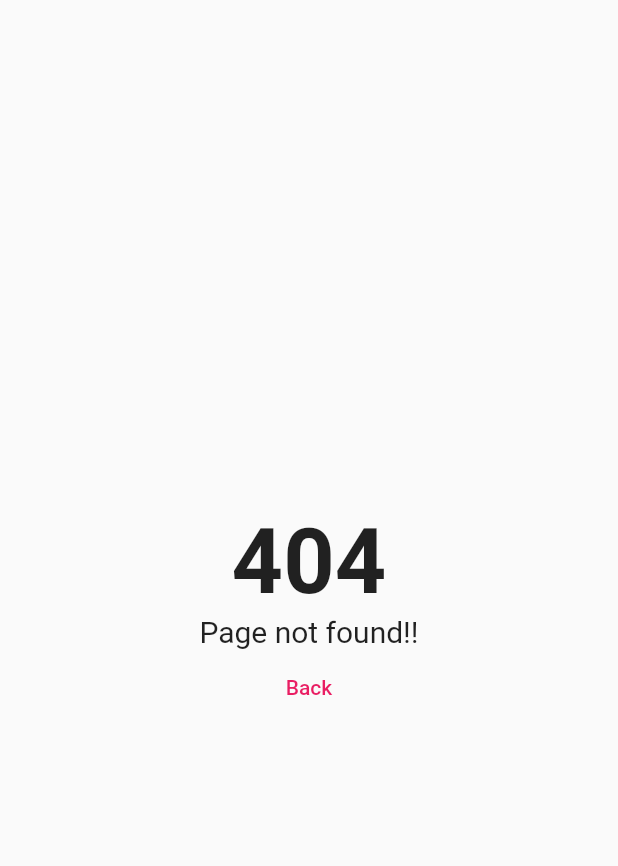
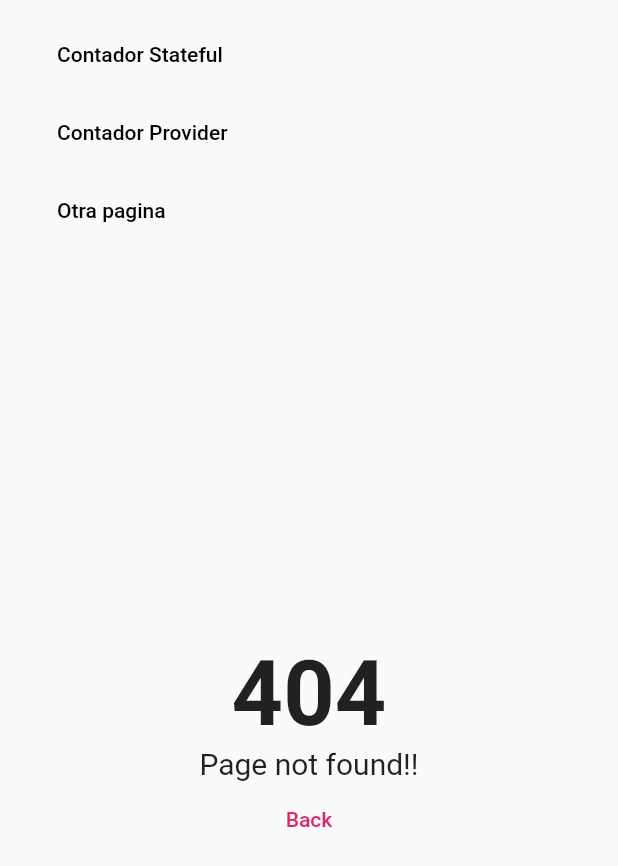
Before and after one commit to jcalderita/course-fh-flutter-web, a Flutter app: the screen it shows after launch, after a tap on "Otra pagina", on a phone screen of 412 x 824 dp. Shown: the top 866 px of the screen. Run offline on Flutter 3.47's test engine with Material 2 defaults, Android fonts, the phone set to English and light mode, and no system bars; our stand-ins replace get_it.

Commit message:
Complete module

```diff
--- /dev/null
+++ b/bases_web/lib/locator.dart
@@ -0,0 +1,6 @@
+import 'package:bases_web/services/navigation_service.dart';
+import 'package:get_it/get_it.dart';
+
+GetIt locator = GetIt.instance;
+
+void setupLocator() => locator.registerLazySingleton(() => NavigationService());
--- a/bases_web/lib/main.dart
+++ b/bases_web/lib/main.dart
@@ -1,14 +1,20 @@
+import 'package:bases_web/locator.dart';
 import 'package:bases_web/route/route_generator.dart';
+import 'package:bases_web/services/navigation_service.dart';
+import 'package:bases_web/ui/layout/main_layout_page.dart';
 import 'package:flutter/material.dart';
 
-void main() => runApp(const MyApp());
+void main() {
+  setupLocator();
+  runApp(const MyApp());
+}
 
 class MyApp extends StatelessWidget {
   const MyApp({Key? key}) : super(key: key);
 
   @override
   Widget build(BuildContext context) {
-    return const MaterialApp(
+    return MaterialApp(
       debugShowCheckedModeBanner: false,
       title: 'RutasApp',
       // routes: {
@@ -17,6 +23,11 @@ class MyApp extends StatelessWidget {
       // },
       initialRoute: '/stateful',
       onGenerateRoute: RouteGenerator.generateRoute,
+      navigatorKey: locator<NavigationService>().navigatorKey,
+      // navigatorKey: navigationService.navigatorKey,
+      builder: (_, child) => MainLayoutPage(
+        child: child!,
+      ),
     );
   }
 }
--- a/bases_web/lib/route/route_generator.dart
+++ b/bases_web/lib/route/route_generator.dart
@@ -1,6 +1,6 @@
-import 'package:bases_web/ui/pages/counter_page.dart';
-import 'package:bases_web/ui/pages/counter_provider_page.dart';
-import 'package:bases_web/ui/pages/page404.dart';
+import 'package:bases_web/ui/views/counter_provider_view.dart';
+import 'package:bases_web/ui/views/counter_view.dart';
+import 'package:bases_web/ui/views/view404.dart';
 import 'package:flutter/cupertino.dart';
 import 'package:flutter/foundation.dart' show kIsWeb;
 
@@ -8,12 +8,12 @@ class RouteGenerator {
   static Route<dynamic> generateRoute(RouteSettings settings) {
     switch (settings.name) {
       case '/stateful':
-        return _fadeRoute(const CounterPage(), '/stateful');
+        return _fadeRoute(const CounterView(), '/stateful');
       case '/provider':
-        return _fadeRoute(const CounterProviderPage(), '/provider');
+        return _fadeRoute(const CounterProviderView(), '/provider');
 
       default:
-        return _fadeRoute(const Page404(), '/404');
+        return _fadeRoute(const View404(), '/404');
     }
   }
 
--- /dev/null
+++ b/bases_web/lib/services/navigation_service.dart
@@ -0,0 +1,9 @@
+import 'package:flutter/cupertino.dart';
+
+class NavigationService {
+  final GlobalKey<NavigatorState> navigatorKey = GlobalKey<NavigatorState>();
+
+  Future navigateTo(String routename) => navigatorKey.currentState!.pushNamed(routename);
+
+  void goBack(String routename) => navigatorKey.currentState!.pop();
+}
--- /dev/null
+++ b/bases_web/lib/ui/layout/main_layout_page.dart
@@ -0,0 +1,24 @@
+import 'package:bases_web/ui/shared/custom_app_menu.dart';
+import 'package:flutter/material.dart';
+
+class MainLayoutPage extends StatelessWidget {
+  const MainLayoutPage({required this.child, Key? key}) : super(key: key);
+
+  final Widget child;
+
+  @override
+  Widget build(BuildContext context) {
+    return Scaffold(
+      body: Center(
+        child: Column(
+          children: [
+            const CustomAppMenu(),
+            const Spacer(),
+            Expanded(child: child),
+            const Spacer(),
+          ],
+        ),
+      ),
+    );
+  }
+}
--- a/bases_web/lib/ui/shared/custom_app_menu.dart
+++ b/bases_web/lib/ui/shared/custom_app_menu.dart
@@ -1,8 +1,20 @@
+import 'package:bases_web/locator.dart';
+import 'package:bases_web/services/navigation_service.dart';
 import 'package:bases_web/ui/shared/custom_flat_button.dart';
 import 'package:flutter/material.dart';
 
 class CustomAppMenu extends StatelessWidget {
   const CustomAppMenu({Key? key}) : super(key: key);
+
+  @override
+  Widget build(BuildContext context) => LayoutBuilder(
+      builder: (_, constraints) => constraints.maxWidth > 520 ? const _TableDesktopMenu() : const _MobileMenu());
+}
+
+class _TableDesktopMenu extends StatelessWidget {
+  const _TableDesktopMenu({
+    Key? key,
+  }) : super(key: key);
 
   @override
   Widget build(BuildContext context) {
@@ -16,7 +28,9 @@ class CustomAppMenu extends StatelessWidget {
         children: [
           CustomFlatButton(
             title: 'Contador Stateful',
-            onPressed: () => Navigator.pushNamed(context, '/stateful'),
+            // onPressed: () => Navigator.pushNamed(context, '/stateful'),
+            // onPressed: () => navigationService.navigateTo('/stateful'),
+            onPressed: () => locator<NavigationService>().navigateTo('/stateful'),
             color: Colors.black,
           ),
           const SizedBox(
@@ -24,7 +38,9 @@ class CustomAppMenu extends StatelessWidget {
           ),
           CustomFlatButton(
             title: 'Contador Provider',
-            onPressed: () => Navigator.pushNamed(context, '/provider'),
+            // onPressed: () => Navigator.pushNamed(context, '/provider'),
+            // onPressed: () => navigationService.navigateTo('/provider'),
+            onPressed: () => locator<NavigationService>().navigateTo('/provider'),
             color: Colors.black,
           ),
           const SizedBox(
@@ -32,7 +48,9 @@ class CustomAppMenu extends StatelessWidget {
           ),
           CustomFlatButton(
             title: 'Otra pagina',
-            onPressed: () => Navigator.pushNamed(context, '/aaa'),
+            // onPressed: () => Navigator.pushNamed(context, '/aaa'),
+            // onPressed: () => navigationService.navigateTo('/aaaa'),
+            onPressed: () => locator<NavigationService>().navigateTo('/aaaa'),
             color: Colors.black,
           ),
         ],
@@ -40,3 +58,52 @@ class CustomAppMenu extends StatelessWidget {
     );
   }
 }
+
+class _MobileMenu extends StatelessWidget {
+  const _MobileMenu({
+    Key? key,
+  }) : super(key: key);
+
+  @override
+  Widget build(BuildContext context) {
+    return Container(
+      padding: const EdgeInsets.symmetric(
+        vertical: 10.0,
+        horizontal: 20.0,
+      ),
+      width: double.infinity,
+      child: Column(
+        crossAxisAlignment: CrossAxisAlignment.start,
+        children: [
+          CustomFlatButton(
+            title: 'Contador Stateful',
+            // onPressed: () => Navigator.pushNamed(context, '/stateful'),
+            // onPressed: () => navigationService.navigateTo('/stateful'),
+            onPressed: () => locator<NavigationService>().navigateTo('/stateful'),
+            color: Colors.black,
+          ),
+          const SizedBox(
+            width: 10.0,
+          ),
+          CustomFlatButton(
+            title: 'Contador Provider',
+            // onPressed: () => Navigator.pushNamed(context, '/provider'),
+            // onPressed: () => navigationService.navigateTo('/provider'),
+            onPressed: () => locator<NavigationService>().navigateTo('/provider'),
+            color: Colors.black,
+          ),
+          const SizedBox(
+            width: 10.0,
+          ),
+          CustomFlatButton(
+            title: 'Otra pagina',
+            // onPressed: () => Navigator.pushNamed(context, '/aaa'),
+            // onPressed: () => navigationService.navigateTo('/aaaa'),
+            onPressed: () => locator<NavigationService>().navigateTo('/aaaa'),
+            color: Colors.black,
+          ),
+        ],
+      ),
+    );
+  }
+}
--- /dev/null
+++ b/bases_web/lib/ui/views/counter_view.dart
@@ -0,0 +1,57 @@
+import 'package:bases_web/ui/shared/custom_flat_button.dart';
+import 'package:flutter/material.dart';
+
+class CounterView extends StatefulWidget {
+  const CounterView({Key? key}) : super(key: key);
+
+  @override
+  State<CounterView> createState() => _CounterViewState();
+}
+
+class _CounterViewState extends State<CounterView> {
+  int counter = 10;
+
+  @override
+  Widget build(BuildContext context) {
+    return Column(
+      mainAxisAlignment: MainAxisAlignment.center,
+      children: [
+        const Spacer(),
+        const Text(
+          'Contador Stateful',
+          style: TextStyle(
+            fontSize: 20,
+          ),
+        ),
+        FittedBox(
+          fit: BoxFit.contain,
+          child: Padding(
+            padding: const EdgeInsets.symmetric(horizontal: 10.0),
+            child: Text(
+              'Contador: $counter',
+              style: const TextStyle(
+                fontSize: 80.0,
+                fontWeight: FontWeight.bold,
+              ),
+            ),
+          ),
+        ),
+        Row(
+          mainAxisAlignment: MainAxisAlignment.center,
+          children: [
+            CustomFlatButton(
+              title: 'Incrementar',
+              onPressed: () => setState(() => counter++),
+            ),
+            CustomFlatButton(
+              title: 'Decrementar',
+              onPressed: () => setState(() => counter--),
+              color: Colors.green,
+            )
+          ],
+        ),
+        const Spacer(),
+      ],
+    );
+  }
+}
--- /dev/null
+++ b/bases_web/lib/ui/views/view404.dart
@@ -0,0 +1,29 @@
+import 'package:bases_web/ui/shared/custom_flat_button.dart';
+import 'package:flutter/material.dart';
+
+class View404 extends StatelessWidget {
+  const View404({Key? key}) : super(key: key);
+
+  @override
+  Widget build(BuildContext context) {
+    return Center(
+      child: Column(
+        mainAxisAlignment: MainAxisAlignment.center,
+        children: [
+          const Text(
+            '404',
+            style: TextStyle(
+              fontSize: 60.0,
+              fontWeight: FontWeight.bold,
+            ),
+          ),
+          const Text(
+            'Page not found!!',
+            style: TextStyle(fontSize: 20.0),
+          ),
+          CustomFlatButton(title: 'Back', onPressed: () => Navigator.pushNamed(context, '/stateful'))
+        ],
+      ),
+    );
+  }
+}
```
Also changed, not shown: bases_web/lib/ui/views/counter_provider_view.dart (added, +68 -0 lines), bases_web/pubspec.yaml (+1 -6 lines), bases_web/pubspec.lock.
